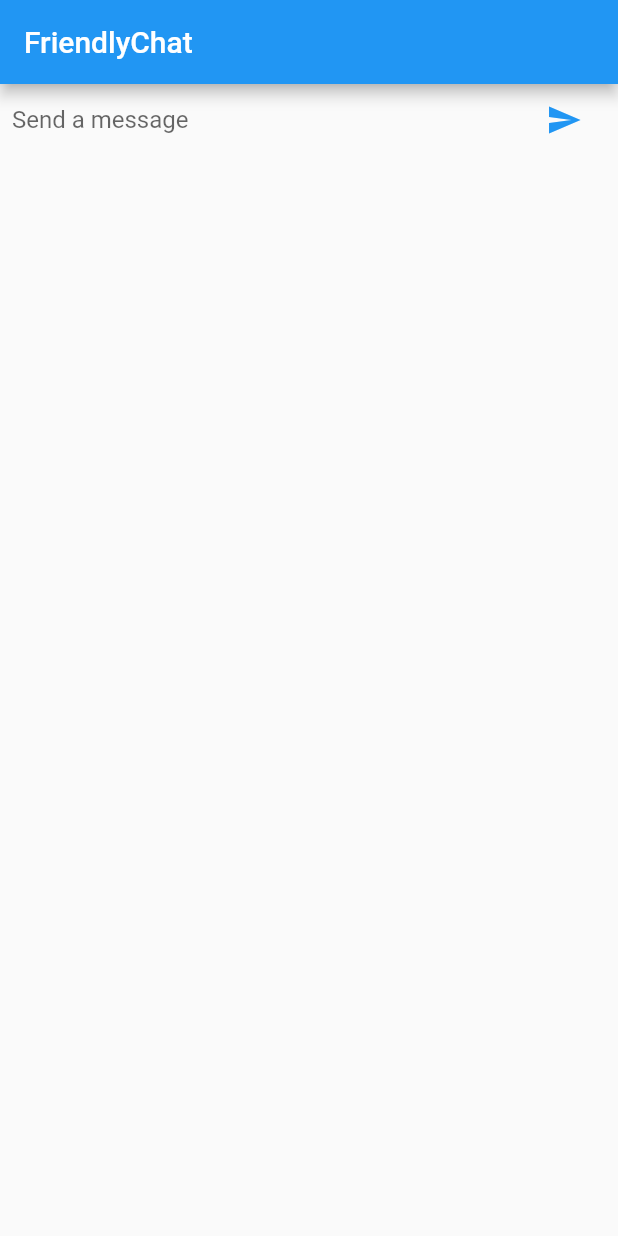
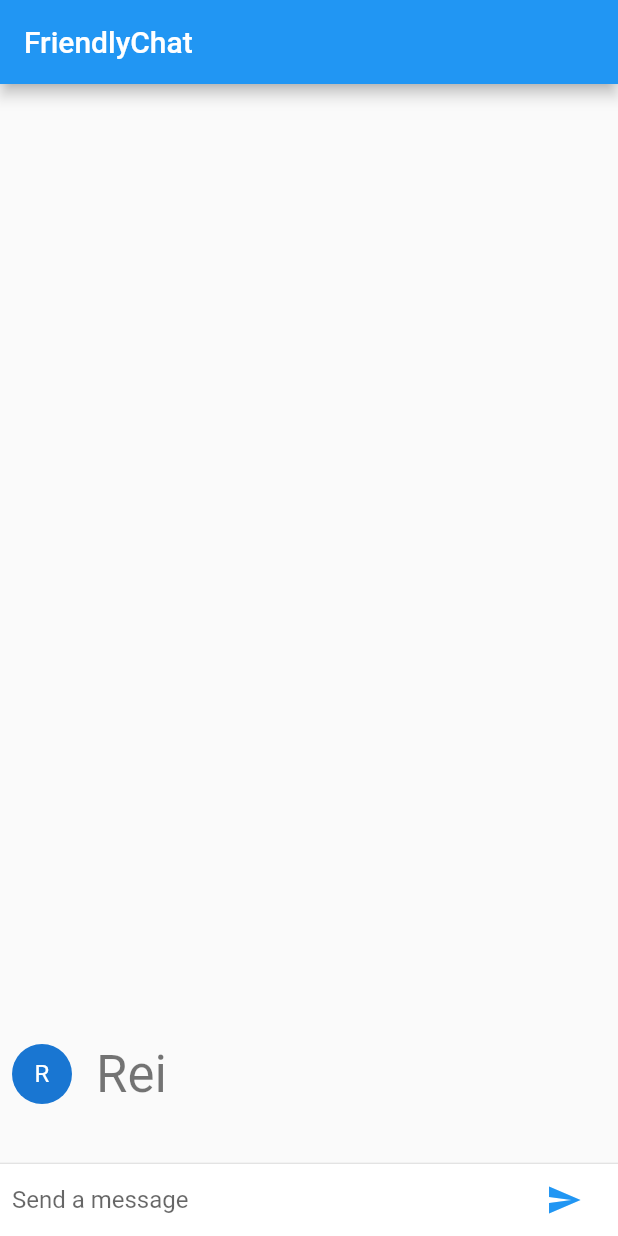
Before and after one commit to Reisuke1231/friendly_chat, a Flutter app: the screen it shows after launch, after a tap on the "send" icon, on a phone screen of 412 x 824 dp. Run offline on Flutter 3.47's test engine with Material 2 defaults, Android fonts, the phone set to English and light mode, and no system bars.

Commit message:
Add a UI for displaying messages

```diff
--- /dev/null
+++ b/lib/components/chat_message.dart
@@ -0,0 +1,35 @@
+import 'package:flutter/cupertino.dart';
+import 'package:flutter/material.dart';
+
+String _name = "Rei";
+
+class ChatMessage extends StatelessWidget {
+  final String text;
+  const ChatMessage({required this.text});
+
+  @override
+  Widget build(BuildContext context) {
+    return Container(
+      margin: const EdgeInsets.symmetric(vertical: 10.0),
+      child: Row(
+        crossAxisAlignment: CrossAxisAlignment.start,
+        children: [
+          Container(
+            margin: const EdgeInsets.only(right: 16.0),
+            child: CircleAvatar(child: Text(_name[0])),
+          ),
+          Column(
+            crossAxisAlignment: CrossAxisAlignment.start,
+            children: [
+              Text(_name, style: Theme.of(context).textTheme.headline4),
+              Container(
+                margin: const EdgeInsets.only(top: 5.0),
+                child: Text(text),
+              ),
+            ],
+          ),
+        ],
+      ),
+    );
+  }
+}
--- a/lib/screens/chat_screen.dart
+++ b/lib/screens/chat_screen.dart
@@ -1,4 +1,5 @@
 import 'package:flutter/material.dart';
+import 'package:friendly_chat/components/chat_message.dart';
 
 class ChatScreen extends StatefulWidget {
   const ChatScreen({Key? key}) : super(key: key);
@@ -8,14 +9,40 @@ class ChatScreen extends StatefulWidget {
 }
 
 class _ChatScreenState extends State<ChatScreen> {
+  final List<ChatMessage> _messages = [];
+  final FocusNode _focusNode = FocusNode();
   final _textController = TextEditingController();
+
+  void _handleSubmitted(String text) {
+    _textController.clear();
+    var message = ChatMessage(text: text);
+    setState(() {
+      _messages.insert(0, message);
+    });
+    _focusNode.requestFocus();
+  }
+
   @override
   Widget build(BuildContext context) {
     return Scaffold(
-      appBar: AppBar(
-        title: const Text('FriendlyChat'),
+      appBar: AppBar(title: const Text('FriendlyChat')),
+      body: Column(
+        children: [
+          Flexible(
+            child: ListView.builder(
+              padding: const EdgeInsets.all(8.0),
+              reverse: true,
+              itemBuilder: (_, index) => _messages[index],
+              itemCount: _messages.length,
+            ),
+          ),
+          const Divider(height: 1.0),
+          Container(
+            decoration: BoxDecoration(color: Theme.of(context).cardColor),
+            child: _buildTextComposer(),
+          ),
+        ],
       ),
-      body: _buildTextComposer(),
     );
   }
 
@@ -48,8 +75,4 @@ class _ChatScreenState extends State<ChatScreen> {
       ),
     );
   }
-
-  void _handleSubmitted(String text) {
-    _textController.clear();
-  }
 }
```
Also changed, not shown: 1 other file.
